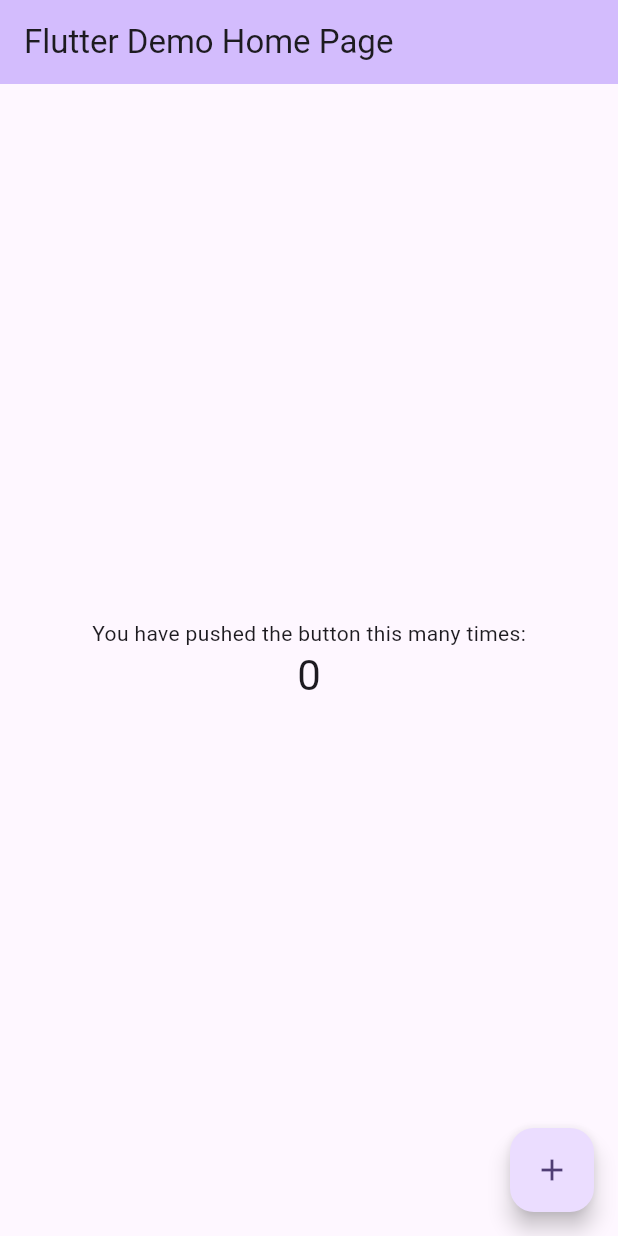
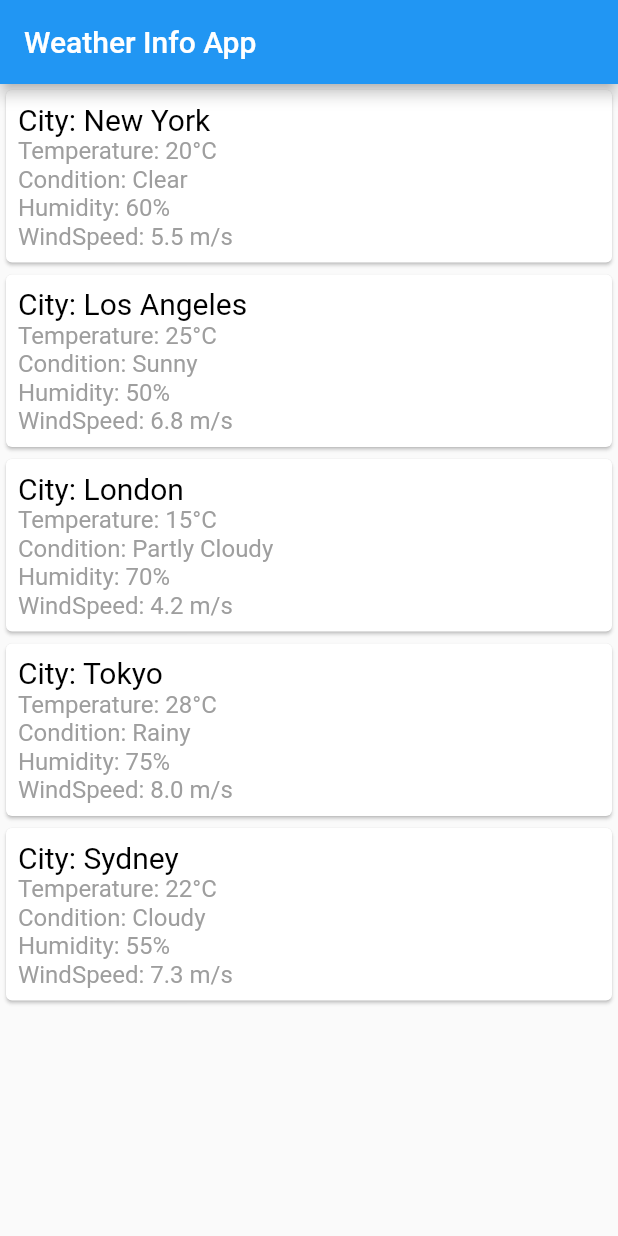
Before and after one commit to Dibratanath/module_project, a Flutter app: the screen it shows after launch, on a phone screen of 412 x 824 dp. Run offline on Flutter 3.47's test engine with Material 2 defaults, Android fonts, the light colour scheme and no system bars.

Commit message:
Update main.dart

```diff
--- a/lib/main.dart
+++ b/lib/main.dart
@@ -7,119 +7,90 @@ void main() {
 class MyApp extends StatelessWidget {
   const MyApp({super.key});
 
-  // This widget is the root of your application.
   @override
   Widget build(BuildContext context) {
     return MaterialApp(
-      title: 'Flutter Demo',
-      theme: ThemeData(
-        // This is the theme of your application.
-        //
-        // TRY THIS: Try running your application with "flutter run". You'll see
-        // the application has a blue toolbar. Then, without quitting the app,
-        // try changing the seedColor in the colorScheme below to Colors.green
-        // and then invoke "hot reload" (save your changes or press the "hot
-        // reload" button in a Flutter-supported IDE, or press "r" if you used
-        // the command line to start the app).
-        //
-        // Notice that the counter didn't reset back to zero; the application
-        // state is not lost during the reload. To reset the state, use hot
-        // restart instead.
-        //
-        // This works for code too, not just values: Most code changes can be
-        // tested with just a hot reload.
-        colorScheme: ColorScheme.fromSeed(seedColor: Colors.deepPurple),
-        useMaterial3: true,
-      ),
-      home: const MyHomePage(title: 'Flutter Demo Home Page'),
+      theme: ThemeData(),
+      home: MyHomePage(),
     );
   }
 }
 
 class MyHomePage extends StatefulWidget {
-  const MyHomePage({super.key, required this.title});
-
-  // This widget is the home page of your application. It is stateful, meaning
-  // that it has a State object (defined below) that contains fields that affect
-  // how it looks.
-
-  // This class is the configuration for the state. It holds the values (in this
-  // case the title) provided by the parent (in this case the App widget) and
-  // used by the build method of the State. Fields in a Widget subclass are
-  // always marked "final".
-
-  final String title;
+  MyHomePage({super.key});
 
   @override
   State<MyHomePage> createState() => _MyHomePageState();
 }
 
 class _MyHomePageState extends State<MyHomePage> {
-  int _counter = 0;
-
-  void _incrementCounter() {
-    setState(() {
-      // This call to setState tells the Flutter framework that something has
-      // changed in this State, which causes it to rerun the build method below
-      // so that the display can reflect the updated values. If we changed
-      // _counter without calling setState(), then the build method would not be
-      // called again, and so nothing would appear to happen.
-      _counter++;
-    });
-  }
+  var datalist = [
+    {
+      "city": "New York",
+      "temperature": 20,
+      "condition": "Clear",
+      "humidity": 60,
+      "windSpeed": 5.5
+    },
+    {
+      "city": "Los Angeles",
+      "temperature": 25,
+      "condition": "Sunny",
+      "humidity": 50,
+      "windSpeed": 6.8
+    },
+    {
+      "city": "London",
+      "temperature": 15,
+      "condition": "Partly Cloudy",
+      "humidity": 70,
+      "windSpeed": 4.2
+    },
+    {
+      "city": "Tokyo",
+      "temperature": 28,
+      "condition": "Rainy",
+      "humidity": 75,
+      "windSpeed": 8.0
+    },
+    {
+      "city": "Sydney",
+      "temperature": 22,
+      "condition": "Cloudy",
+      "humidity": 55,
+      "windSpeed": 7.3
+    }
+  ];
 
   @override
   Widget build(BuildContext context) {
-    // This method is rerun every time setState is called, for instance as done
-    // by the _incrementCounter method above.
-    //
-    // The Flutter framework has been optimized to make rerunning build methods
-    // fast, so that you can just rebuild anything that needs updating rather
-    // than having to individually change instances of widgets.
     return Scaffold(
       appBar: AppBar(
-        // TRY THIS: Try changing the color here to a specific color (to
-        // Colors.amber, perhaps?) and trigger a hot reload to see the AppBar
-        // change color while the other colors stay the same.
-        backgroundColor: Theme.of(context).colorScheme.inversePrimary,
-        // Here we take the value from the MyHomePage object that was created by
-        // the App.build method, and use it to set our appbar title.
-        title: Text(widget.title),
+        title: Text('Weather Info App'),
       ),
-      body: Center(
-        // Center is a layout widget. It takes a single child and positions it
-        // in the middle of the parent.
-        child: Column(
-          // Column is also a layout widget. It takes a list of children and
-          // arranges them vertically. By default, it sizes itself to fit its
-          // children horizontally, and tries to be as tall as its parent.
-          //
-          // Column has various properties to control how it sizes itself and
-          // how it positions its children. Here we use mainAxisAlignment to
-          // center the children vertically; the main axis here is the vertical
-          // axis because Columns are vertical (the cross axis would be
-          // horizontal).
-          //
-          // TRY THIS: Invoke "debug painting" (choose the "Toggle Debug Paint"
-          // action in the IDE, or press "p" in the console), to see the
-          // wireframe for each widget.
-          mainAxisAlignment: MainAxisAlignment.center,
-          children: <Widget>[
-            const Text(
-              'You have pushed the button this many times:',
-            ),
-            Text(
-              '$_counter',
-              style: Theme.of(context).textTheme.headlineMedium,
-            ),
-          ],
-        ),
-      ),
-      floatingActionButton: FloatingActionButton(
-        onPressed: _incrementCounter,
-        tooltip: 'Increment',
-        child: const Icon(Icons.add),
-      ), // This trailing comma makes auto-formatting nicer for build methods.
+      body: ListView.builder(
+        itemCount: datalist.length,
+          itemBuilder: (context,index){
+            return Card(
+              child: Padding(
+                padding: const EdgeInsets.all(8.0),
+                child: Column(
+                  mainAxisAlignment: MainAxisAlignment.start,
+                  crossAxisAlignment: CrossAxisAlignment.start,
+                  children: [
+                    Text("City: "+datalist[index]['city'].toString(),style: TextStyle(color: Colors.black,fontSize: 20),),
+                    Text("Temperature: "+datalist[index]['temperature'].toString()+"\u00B0C",style: TextStyle(color: Colors.grey,fontSize: 16)),
+                    Text("Condition: "+datalist[index]['condition'].toString(),style: TextStyle(color: Colors.grey,fontSize: 16)),
+                    Text("Humidity: "+datalist[index]['humidity'].toString()+"%",style: TextStyle(color: Colors.grey,fontSize: 16)),
+                    Text("WindSpeed: "+datalist[index]['windSpeed'].toString()+" m/s",style: TextStyle(color: Colors.grey,fontSize: 16)),
+                  ],
+
+                ),
+              ),
+            );
+
+          }
+      )
     );
   }
 }
```
